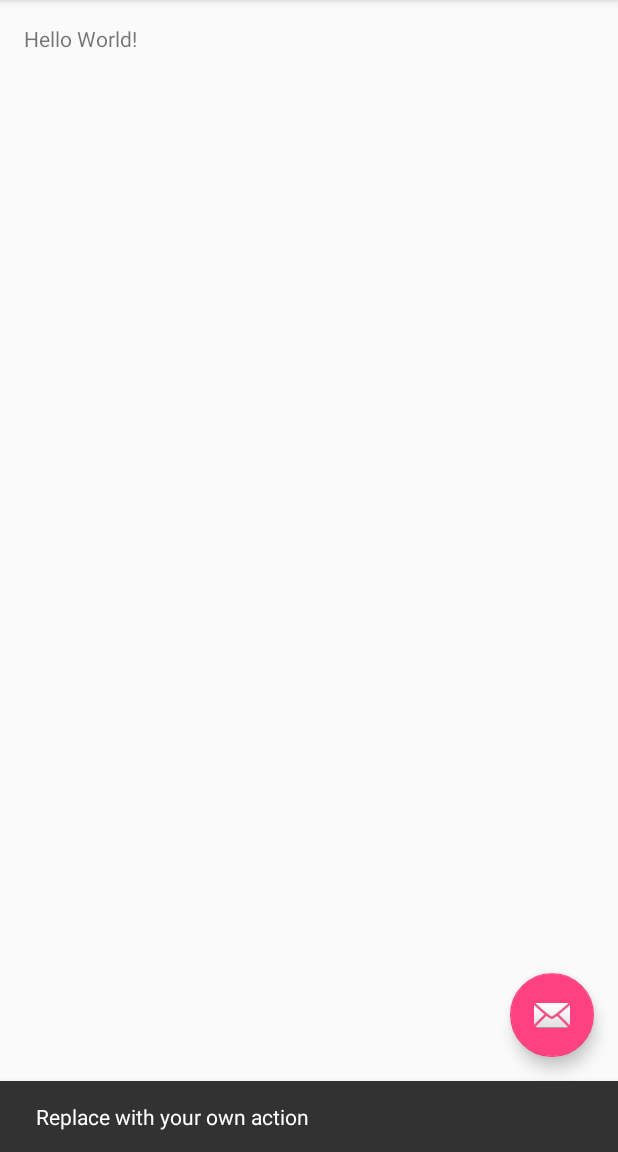
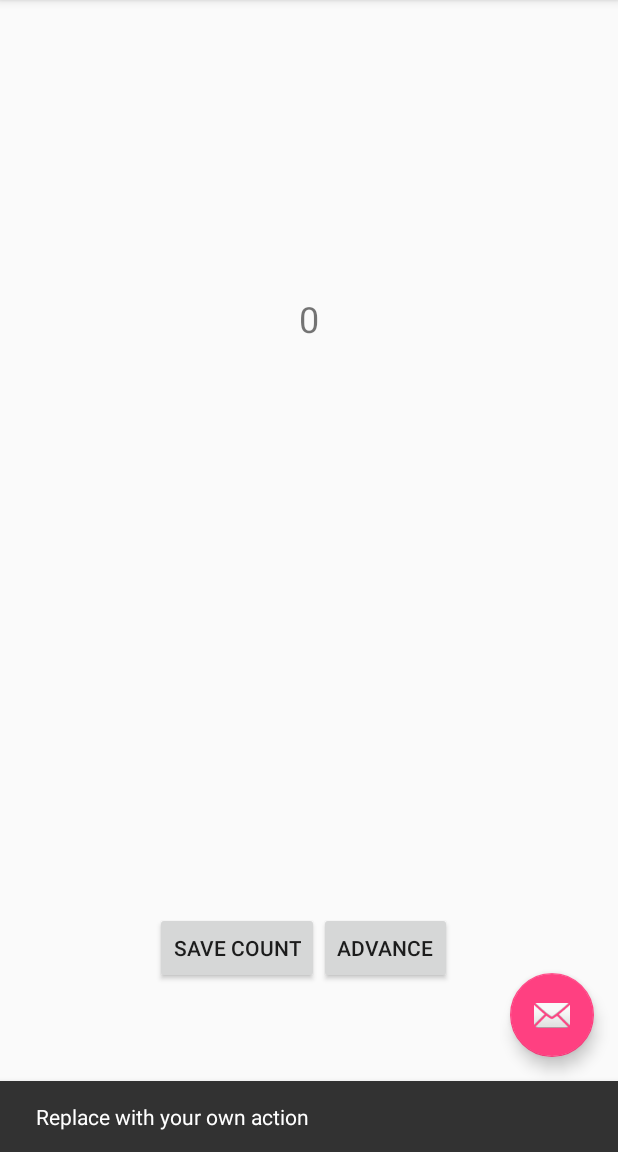
Before and after one commit to kaylebug1/Storage, an Android app: the screen it shows after launch (MainActivity), after a tap on an icon or button, on a phone screen of 412 x 824 dp, the part 84-1236 px from its top. Run offline under Robolectric (Android 15) with nearby library versions, the phone set to English and light mode, and no system bars.

```diff
--- a/app/src/main/res/layout/content_main.xml
+++ b/app/src/main/res/layout/content_main.xml
@@ -15,5 +15,27 @@
     <TextView
         android:layout_width="wrap_content"
         android:layout_height="wrap_content"
-        android:text="Hello World!" />
+        android:layout_alignParentTop="true"
+        android:layout_centerHorizontal="true"
+        android:layout_marginTop="180dp"
+        android:id="@+id/textBox"
+        android:text="0"
+        android:textSize="24dp" />
+
+    <Button
+        android:layout_width="wrap_content"
+        android:layout_height="wrap_content"
+        android:text="Save Count"
+        android:id="@+id/saveButton"
+        android:layout_alignParentBottom="true"
+        android:layout_alignEnd="@+id/textBox"
+        android:layout_marginBottom="96dp" />
+
+    <Button
+        android:layout_width="wrap_content"
+        android:layout_height="wrap_content"
+        android:text="Advance"
+        android:id="@+id/advanceButton"
+        android:layout_alignTop="@+id/saveButton"
+        android:layout_toEndOf="@+id/saveButton" />
 </RelativeLayout>
```
